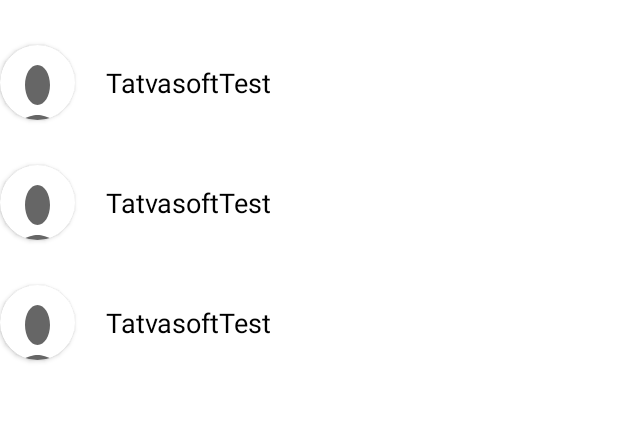
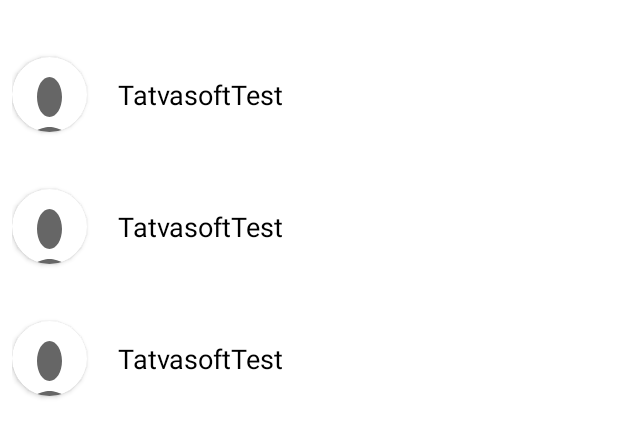
Before and after one commit to NaisargiPandya/TatvasoftPractical, an Android app: the layout activity_test.xml on its own in the app's theme, with its tools: preview values and no code run, on a phone screen of 412 x 824 dp. Shown: the top 437 px of the screen. Run offline under Robolectric (Android 15) with nearby library versions, the phone set to English and light mode, and no system bars.

Commit message:
Update test_item.xml

```diff
--- a/app/src/main/res/layout/test_item.xml
+++ b/app/src/main/res/layout/test_item.xml
@@ -1,7 +1,7 @@
 <?xml version="1.0" encoding="utf-8"?>
-<layout xmlns:tools="http://schemas.android.com/tools"
-    xmlns:android="http://schemas.android.com/apk/res/android"
-    xmlns:app="http://schemas.android.com/apk/res-auto">
+<layout xmlns:android="http://schemas.android.com/apk/res/android"
+    xmlns:app="http://schemas.android.com/apk/res-auto"
+    xmlns:tools="http://schemas.android.com/tools">
 
     <androidx.constraintlayout.widget.ConstraintLayout
         android:layout_width="match_parent"
@@ -12,32 +12,32 @@
             android:layout_width="match_parent"
             android:layout_height="wrap_content"
             android:visibility="visible"
+            android:layout_margin="8dp"
             app:layout_constraintTop_toTopOf="parent">
 
             <androidx.cardview.widget.CardView
+                android:id="@+id/view2"
                 android:layout_width="50dp"
                 android:layout_height="50dp"
+                android:layout_marginTop="20dp"
+                android:background="@color/teal_200"
                 android:elevation="12dp"
-            android:id="@+id/view2"
-            app:cardCornerRadius="40dp"
                 android:innerRadius="0dp"
                 android:shape="ring"
-            android:layout_marginTop="20dp"
                 android:thicknessRatio="1.9"
-            android:background="@color/teal_200"
+                app:cardCornerRadius="40dp"
                 app:layout_constraintTop_toTopOf="parent"
                 tools:ignore="MissingConstraints">
 
                 <androidx.appcompat.widget.AppCompatImageView
+                    android:id="@+id/imageView"
+                    android:layout_width="match_parent"
                     android:layout_height="80dp"
-                android:layout_width="match_parent"
-                android:id="@+id/imageView"
-                android:src="@drawable/ic_user"
+                    android:layout_alignParentTop="true"
+                    android:layout_centerHorizontal="true"
                     android:adjustViewBounds="true"
                     android:scaleType="fitXY"
-                android:layout_alignParentTop="true"
-                android:layout_centerHorizontal="true">
-            </androidx.appcompat.widget.AppCompatImageView>
+                    android:src="@drawable/ic_user"/>
             </androidx.cardview.widget.CardView>
 
             <androidx.appcompat.widget.AppCompatTextView
@@ -45,39 +45,39 @@
                 android:layout_width="wrap_content"
                 android:layout_height="wrap_content"
                 android:layout_margin="20dp"
-            app:layout_constraintTop_toTopOf="@id/view2"
-            app:layout_constraintStart_toEndOf="@+id/view2"
-            app:layout_constraintBottom_toBottomOf="@id/view2"
+                android:gravity="center"
                 android:text="@string/app_name"
                 android:textColor="@color/black"
                 android:textSize="18sp"
-            android:gravity="center"/>
+                app:layout_constraintBottom_toBottomOf="@id/view2"
+                app:layout_constraintStart_toEndOf="@+id/view2"
+                app:layout_constraintTop_toTopOf="@id/view2" />
 
             <androidx.appcompat.widget.AppCompatImageView
                 android:id="@+id/ivImageview"
                 android:layout_width="match_parent"
                 android:layout_height="150dp"
+                android:layout_margin="20dp"
+                android:background="@drawable/border"
+                android:padding="10dp"
                 android:scaleType="fitXY"
-            android:layout_margin="20dp"
-            android:padding="10dp"
+                android:src="@drawable/ic_gallery"
                 android:visibility="gone"
-            android:src="@drawable/ic_gallery"
-            android:background="@drawable/border"
-            app:layout_constraintTop_toBottomOf="@id/view2"
                 app:layout_constraintEnd_toEndOf="parent"
-            />
+                app:layout_constraintTop_toBottomOf="@id/view2" />
 
             <androidx.recyclerview.widget.RecyclerView
                 android:id="@+id/rvAddRecyclerView"
                 android:layout_width="match_parent"
                 android:layout_height="0dp"
-            tools:listitem="@layout/test_item"
+                android:layout_marginTop="10dp"
+                android:layout_marginBottom="20dp"
                 android:orientation="vertical"
+                app:layoutManager="androidx.recyclerview.widget.GridLayoutManager"
+                app:layout_constraintTop_toBottomOf="@id/ivImageview"
+                app:spanCount="2"
                 tools:itemCount="3"
-            android:layout_marginTop="10dp"
-            app:layout_constraintTop_toBottomOf="@id/ivImageview"
-            android:layout_marginBottom="20dp"
-            app:layoutManager="androidx.recyclerview.widget.GridLayoutManager" />
+                tools:listitem="@layout/test_item" />
 
 
         </androidx.constraintlayout.widget.ConstraintLayout>
```
Lines whose indentation alone changed are shown as unchanged.
